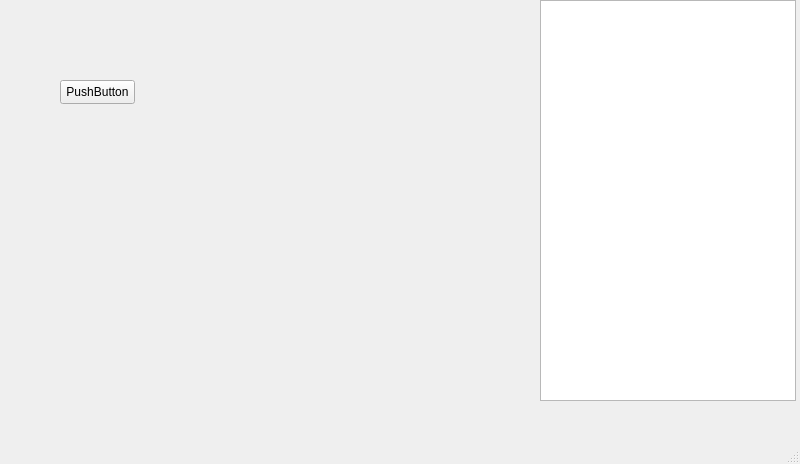
This is main.ui in matskaleksandr/CompSR as Qt 5 draws it before an edit. The edited form follows.
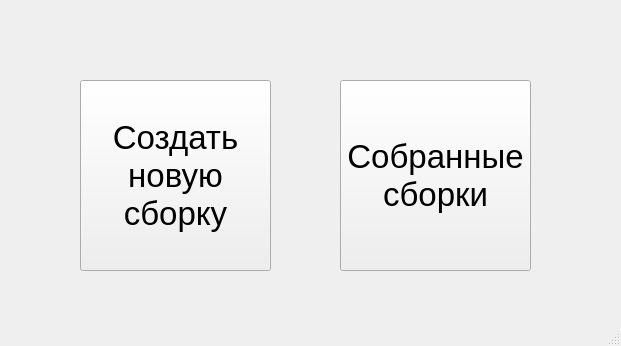
This is the edited form.

The edit to the form file:
```diff
--- a/main.ui
+++ b/main.ui
@@ -6,35 +6,75 @@
    <rect>
     <x>0</x>
     <y>0</y>
-    <width>800</width>
-    <height>464</height>
+    <width>621</width>
+    <height>346</height>
    </rect>
   </property>
+  <property name="minimumSize">
+   <size>
+    <width>620</width>
+    <height>345</height>
+   </size>
+  </property>
+  <property name="maximumSize">
+   <size>
+    <width>621</width>
+    <height>346</height>
+   </size>
+  </property>
   <property name="windowTitle">
    <string>MainWindow</string>
   </property>
   <widget class="QWidget" name="centralwidget">
-   <widget class="QListWidget" name="listWidget">
+   <widget class="QPushButton" name="button1">
     <property name="geometry">
      <rect>
-      <x>540</x>
-      <y>0</y>
-      <width>256</width>
-      <height>401</height>
+      <x>80</x>
+      <y>80</y>
+      <width>191</width>
+      <height>191</height>
      </rect>
     </property>
+    <property name="font">
+     <font>
+      <pointsize>25</pointsize>
+     </font>
+    </property>
+    <property name="text">
+     <string>Создать 
+новую 
+сборку</string>
+    </property>
+    <property name="shortcut">
+     <string/>
+    </property>
+    <property name="autoRepeat">
+     <bool>false</bool>
+    </property>
    </widget>
    <widget class="QPushButton" name="pushButton">
     <property name="geometry">
      <rect>
-      <x>60</x>
+      <x>340</x>
       <y>80</y>
-      <width>75</width>
-      <height>24</height>
+      <width>191</width>
+      <height>191</height>
      </rect>
     </property>
+    <property name="font">
+     <font>
+      <pointsize>25</pointsize>
+     </font>
+    </property>
     <property name="text">
-     <string>PushButton</string>
+     <string>Собранные
+сборки</string>
+    </property>
+    <property name="shortcut">
+     <string/>
+    </property>
+    <property name="autoRepeat">
+     <bool>false</bool>
     </property>
    </widget>
   </widget>
```
Left out of the diff: 6 changed lines with no effect on the pictures.
